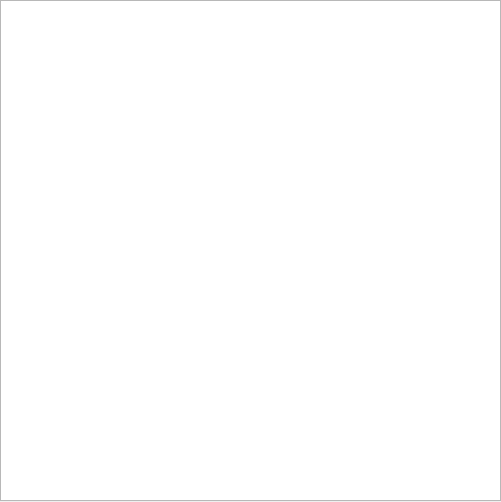
Qt form Proyecto_juego/mainwindow.ui (MarioEEGonzalez/Proyecto-Final) before a commit.
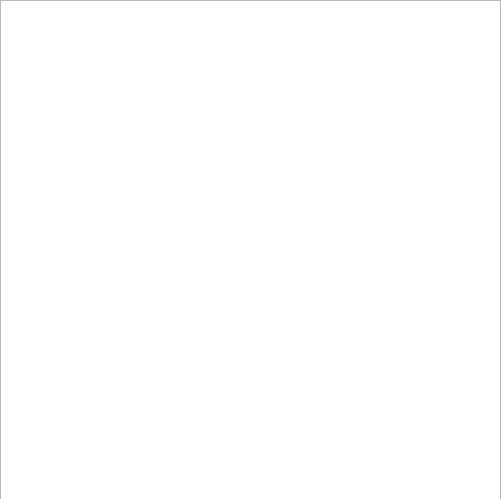
The same form after that commit.

Patch:
```diff
--- a/Proyecto_juego/mainwindow.ui
+++ b/Proyecto_juego/mainwindow.ui
@@ -7,7 +7,7 @@
     <x>0</x>
     <y>0</y>
     <width>501</width>
-    <height>502</height>
+    <height>499</height>
    </rect>
   </property>
   <property name="windowTitle">
```
